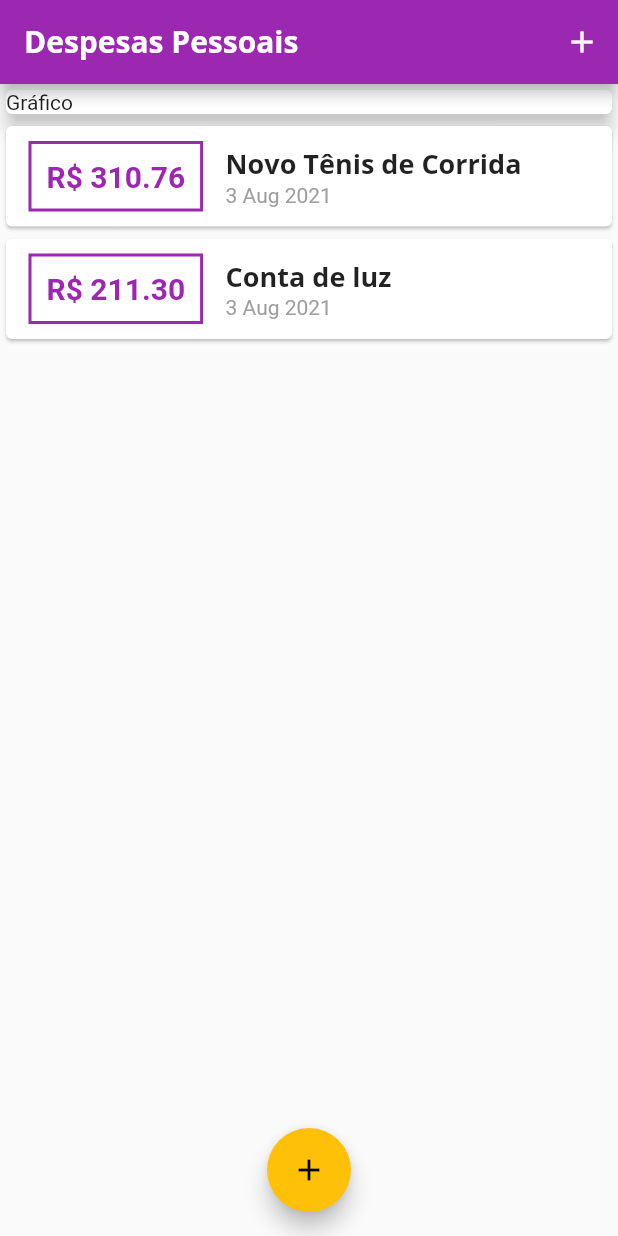
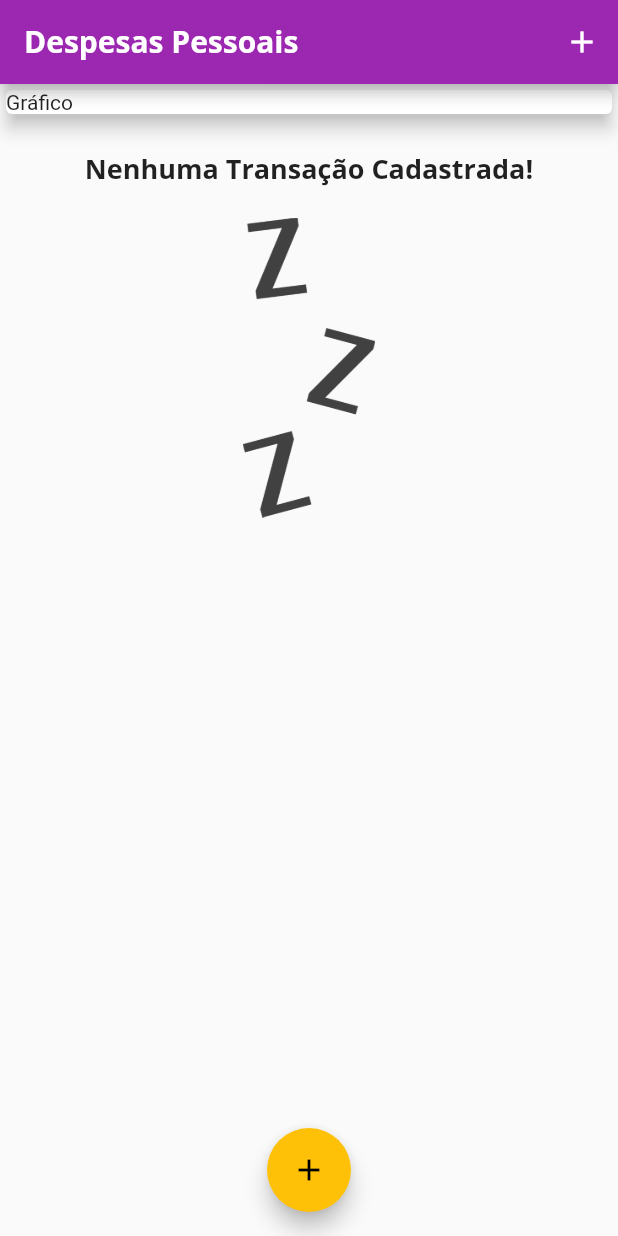
Before and after one commit to Gastongouveia/expenses_flutter, a Flutter app: the screen it shows after launch, on a phone screen of 412 x 824 dp. Run offline on Flutter 3.47's test engine with Material 2 defaults, Android fonts, the phone set to English and light mode, and no system bars.

```diff
--- a/lib/components/transaction_list.dart
+++ b/lib/components/transaction_list.dart
@@ -11,7 +11,25 @@ class TransactionList extends StatelessWidget {
   Widget build(BuildContext context) {
     return Container(
       height: 300,
-      child: ListView.builder(
+      child: transactions.isEmpty
+          ? Column(
+              children: [
+                SizedBox(height: 20,),
+                Text(
+                  'Nenhuma Transação Cadastrada!',
+                  style: Theme.of(context).textTheme.headline6,
+                ),
+                SizedBox(height: 20,),
+                Container(
+                  height: 200,
+                  child: Image.asset(
+                    'assets/images/waiting.png',
+                    fit: BoxFit.cover
+                  ),
+                )
+              ],
+            )
+          : ListView.builder(
               itemCount: transactions.length,
               itemBuilder: (ctx, index) {
                 final tr = transactions[index];
@@ -19,7 +37,8 @@ class TransactionList extends StatelessWidget {
                   child: Row(
                     children: [
                       Container(
-                  margin: EdgeInsets.symmetric(horizontal: 15, vertical: 10),
+                        margin:
+                            EdgeInsets.symmetric(horizontal: 15, vertical: 10),
                         decoration: BoxDecoration(
                           border: Border.all(
                             color: Theme.of(context).primaryColor,
--- a/lib/main.dart
+++ b/lib/main.dart
@@ -38,19 +38,19 @@ class MyHomePage extends StatefulWidget {
 }
 
 class _MyHomePageState extends State<MyHomePage> {
-  final _transactions = [
-    Transaction(
-      id: 't1',
-      title: 'Novo Tênis de Corrida',
-      value: 310.76,
-      date: DateTime.now(),
-    ),
-    Transaction(
-      id: 't2',
-      title: 'Conta de luz',
-      value: 211.30,
-      date: DateTime.now(),
-    ),
+  final List<Transaction> _transactions = [
+    // Transaction(
+    //   id: 't1',
+    //   title: 'Novo Tênis de Corrida',
+    //   value: 310.76,
+    //   date: DateTime.now(),
+    // ),
+    // Transaction(
+    //   id: 't2',
+    //   title: 'Conta de luz',
+    //   value: 211.30,
+    //   date: DateTime.now(),
+    // ),
   ];
 
   _addTransaction(String title, double value) {
--- a/pubspec.yaml
+++ b/pubspec.yaml
@@ -46,8 +46,8 @@ flutter:
   uses-material-design: true
 
   # To add assets to your application, add an assets section, like this:
-  # assets:
-  #   - images/a_dot_burr.jpeg
+  assets:
+    - assets/images/waiting.png
   #   - images/a_dot_ham.jpeg
 
   # An image asset can refer to one or more resolution-specific "variants", see
```
Also changed, not shown: assets/images/waiting.png (added). Lines whose indentation alone changed are shown as unchanged.
